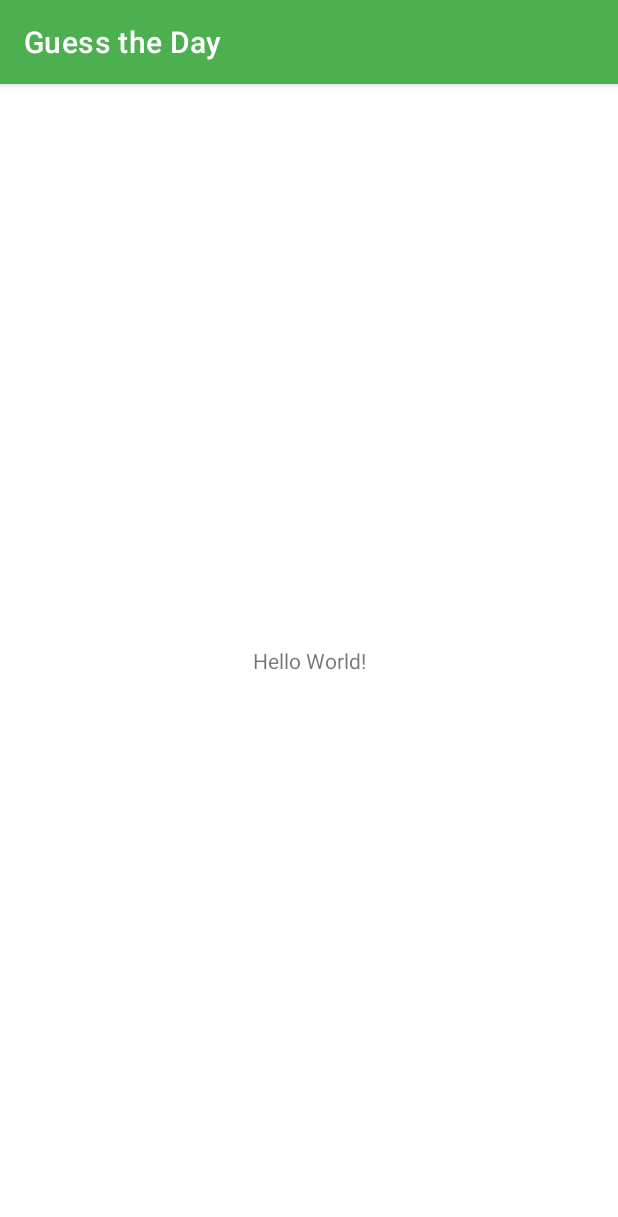
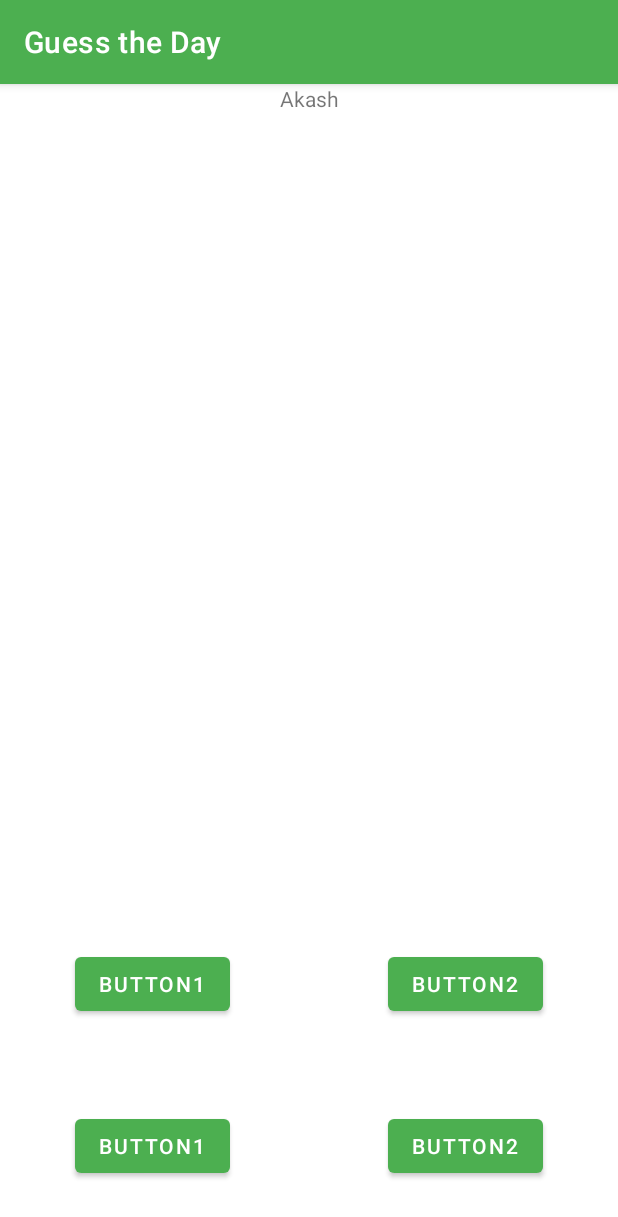
Before and after one commit to jaiakash/guesstheday, an Android app: the screen it shows after launch (MainActivity), on a phone screen of 412 x 824 dp. Shown: the top 1217 px of the screen. Run offline under Robolectric (Android 15) with nearby library versions, the phone set to English and light mode, and no system bars.

Commit message:
Layout Added 4 option buttons Added question text

```diff
--- a/app/src/main/java/com/amostrone/akash/gtd/MainActivity.java
+++ b/app/src/main/java/com/amostrone/akash/gtd/MainActivity.java
@@ -3,12 +3,16 @@ package com.amostrone.akash.gtd;
 import androidx.appcompat.app.AppCompatActivity;
 
 import android.os.Bundle;
+import android.widget.TextView;
 
 public class MainActivity extends AppCompatActivity {
+
 
     @Override
     protected void onCreate(Bundle savedInstanceState) {
         super.onCreate(savedInstanceState);
         setContentView(R.layout.activity_main);
+        TextView date_text = (TextView) findViewById(R.id.text_date);
+        date_text.setText("Akash");
     }
 }
--- a/app/src/main/res/layout/activity_main.xml
+++ b/app/src/main/res/layout/activity_main.xml
@@ -7,12 +7,58 @@
     tools:context=".MainActivity">
 
     <TextView
+        android:id="@+id/text_date"
         android:layout_width="wrap_content"
         android:layout_height="wrap_content"
         android:text="Hello World!"
         app:layout_constraintBottom_toBottomOf="parent"
+        app:layout_constraintHorizontal_bias="0.5"
         app:layout_constraintLeft_toLeftOf="parent"
         app:layout_constraintRight_toRightOf="parent"
-        app:layout_constraintTop_toTopOf="parent" />
+        app:layout_constraintTop_toTopOf="parent"
+        app:layout_constraintVertical_bias="0" />
+
+    <Button
+        android:id="@+id/button1"
+        android:layout_width="wrap_content"
+        android:layout_height="wrap_content"
+        android:layout_marginStart="50dp"
+        android:text="Button1"
+        app:layout_constraintBottom_toBottomOf="parent"
+        app:layout_constraintStart_toStartOf="parent"
+        app:layout_constraintTop_toTopOf="parent"
+        app:layout_constraintVertical_bias="0.8" />
+
+    <Button
+        android:id="@+id/button2"
+        android:layout_width="wrap_content"
+        android:layout_height="wrap_content"
+        android:layout_marginEnd="50dp"
+        android:text="Button2"
+        app:layout_constraintBottom_toBottomOf="parent"
+        app:layout_constraintEnd_toEndOf="parent"
+        app:layout_constraintTop_toTopOf="parent"
+        app:layout_constraintVertical_bias="0.8" />
+    <Button
+        android:id="@+id/button3"
+        android:layout_width="wrap_content"
+        android:layout_height="wrap_content"
+        android:layout_marginStart="50dp"
+        android:text="Button1"
+        app:layout_constraintBottom_toBottomOf="parent"
+        app:layout_constraintStart_toStartOf="parent"
+        app:layout_constraintTop_toTopOf="parent"
+        app:layout_constraintVertical_bias="0.95" />
+
+    <Button
+        android:id="@+id/button4"
+        android:layout_width="wrap_content"
+        android:layout_height="wrap_content"
+        android:layout_marginEnd="50dp"
+        android:text="Button2"
+        app:layout_constraintBottom_toBottomOf="parent"
+        app:layout_constraintEnd_toEndOf="parent"
+        app:layout_constraintTop_toTopOf="parent"
+        app:layout_constraintVertical_bias="0.95" />
 
 </androidx.constraintlayout.widget.ConstraintLayout>
```
